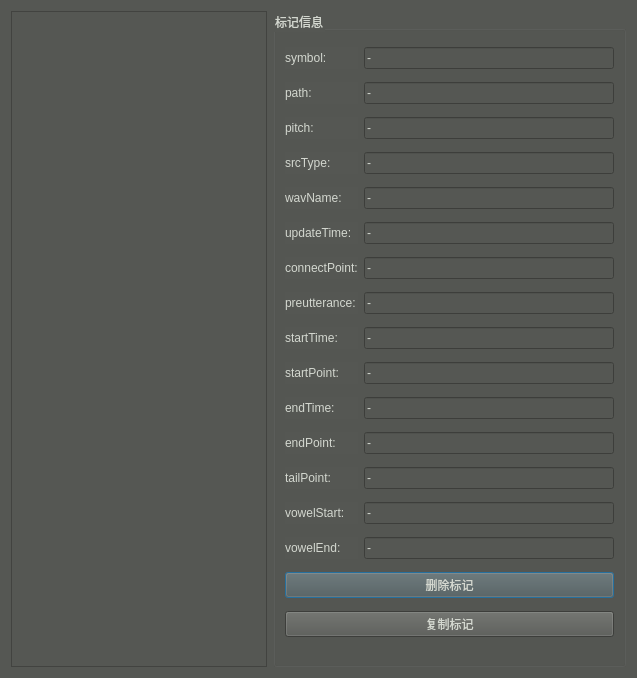
Before: the Qt Designer form DVMT/psm.ui in FangCunWuChang/DeepVocal-Mark-Tool, drawn with Qt 5.
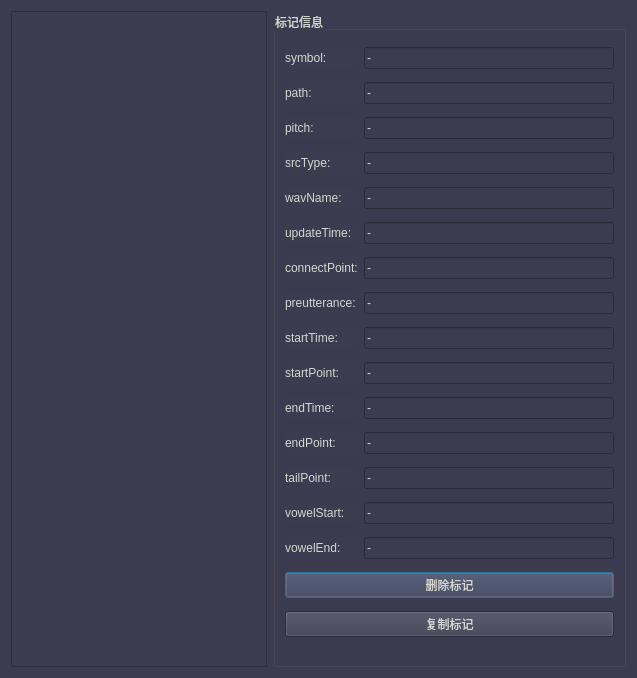
After: the same form once the commit is applied. Icons and pictures are not drawn.

Patch:
```diff
--- a/DVMT/psm.ui
+++ b/DVMT/psm.ui
@@ -20,7 +20,7 @@
   <property name="styleSheet">
    <string notr="true">
 QWidget{
-background-color: rgb(85, 87, 83);
+background-color: rgb(61,59,79);
 	color: rgb(211, 215, 207);
 }
 QToolTip{
```
Left out of the diff: 4 changed lines with no effect on the pictures.
